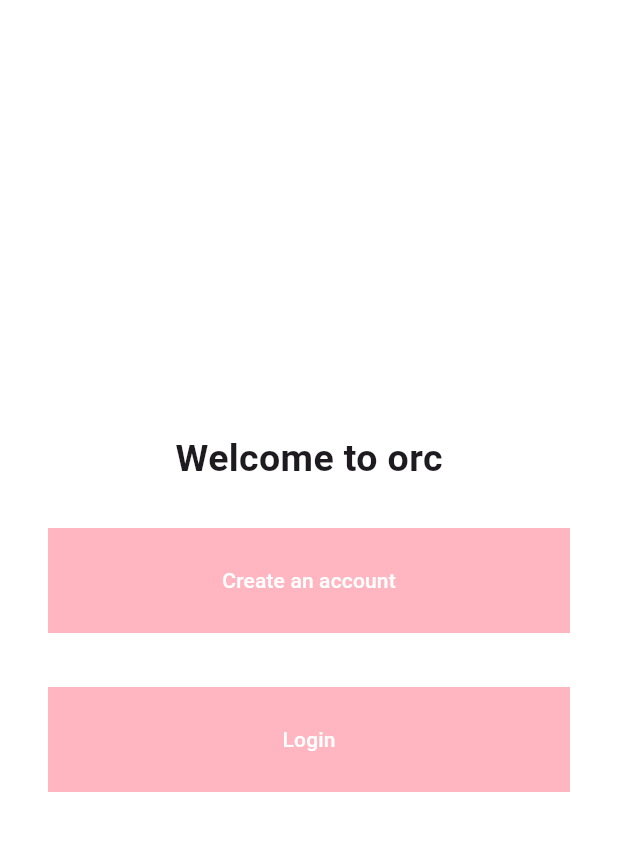
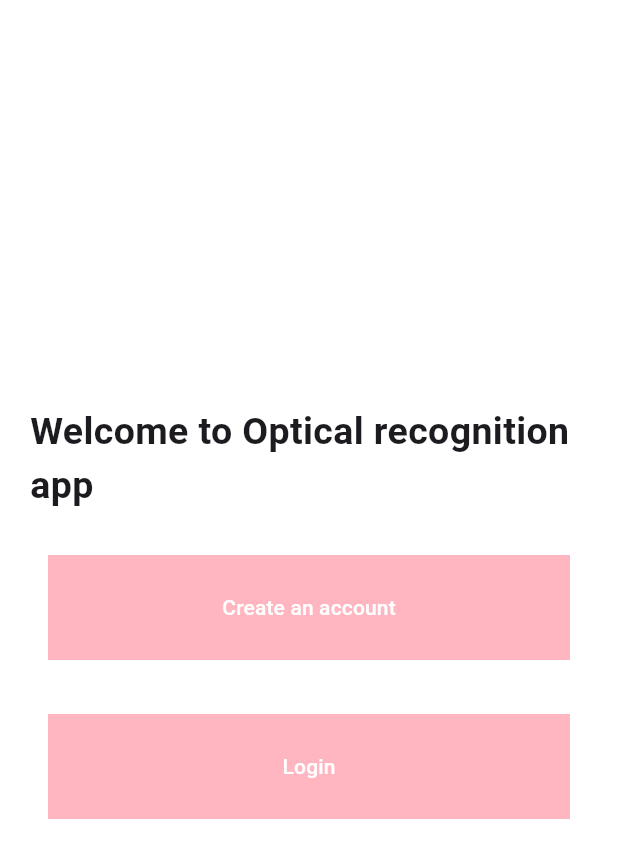
Before and after one commit to FavourTy/ocr_app, a Flutter app: the screen it shows after launch, on a phone screen of 412 x 824 dp. Shown: the top 858 px of the screen. Run offline on Flutter 3.47's test engine with Material 2 defaults, Android fonts, the phone set to English and light mode, and no system bars; our stand-ins replace firebase_auth, firebase_core, image_cropper, image_picker; missing offline and left inert: iconify_flutter; accounts and stored records are empty.

Commit message:
made fixes

```diff
--- a/lib/Screens/login_options.dart
+++ b/lib/Screens/login_options.dart
@@ -29,7 +29,7 @@ class _LoginOptionScreenState extends State<LoginOptionScreen> {
               children: [
                 const Padding(
                   padding: EdgeInsets.symmetric(vertical: 10),
-                  child: Text("Welcome to orc",
+                  child: Text("Welcome to Optical recognition app",
                   style: TextStyle(
                     fontSize: 25,
                     fontWeight: FontWeight.bold
--- a/lib/utils/image_cropper.dart
+++ b/lib/utils/image_cropper.dart
@@ -34,7 +34,7 @@ Future<String> imageCropperView(String? path, BuildContext context) async {
   // ignore: unnecessary_null_comparison
   if (croppedFile != null) {
     return croppedFile.path;
-    // Navigator.push(context, CupertinoPageRoute(builder: (context)=>RecognitionStage(path:croppedFile!.path)));
+  //Navigator.push(context, CupertinoPageRoute(builder: (context)=>RecognitionStage(path:croppedFile!.path)));
   } else {
     print("Do nothing");
     return "";
```
